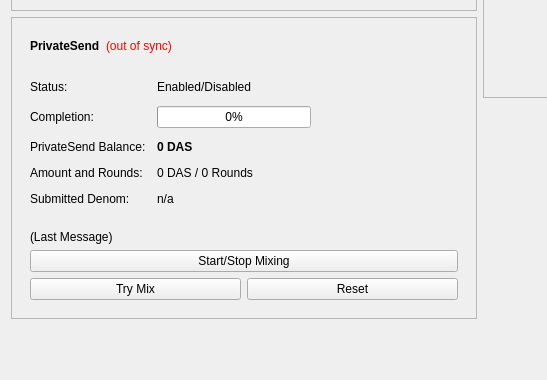
Above: src/qt/forms/overviewpage.ui from blocksninja/das-coin before the change; both pictures show x 0 to 547 and y 205 to 585 of the 960 by 585 pixel window. Below: the same form after it.
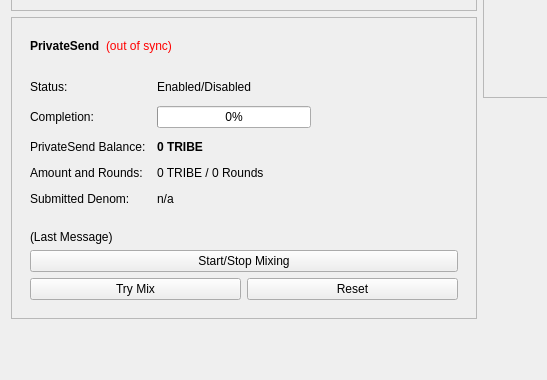
That is the form after the change.

Commit message: DAS >> TRIBE

```diff
--- a/src/qt/forms/overviewpage.ui
+++ b/src/qt/forms/overviewpage.ui
@@ -514,7 +514,7 @@
                 </font>
                </property>
                <property name="text">
-                <string notr="true">0 DAS</string>
+                <string notr="true">0 TRIBE</string>
                </property>
               </widget>
              </item>
@@ -528,7 +528,7 @@
              <item row="3" column="1">
               <widget class="QLabel" name="labelAmountRounds">
                <property name="text">
-                <string>0 DAS / 0 Rounds</string>
+                <string>0 TRIBE / 0 Rounds</string>
                </property>
               </widget>
              </item>
```
The commit also changes 66 other files.
